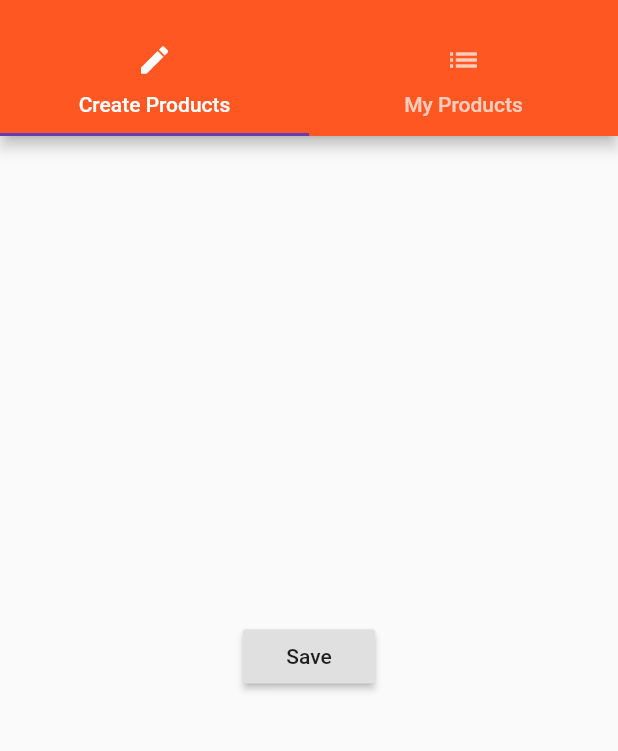
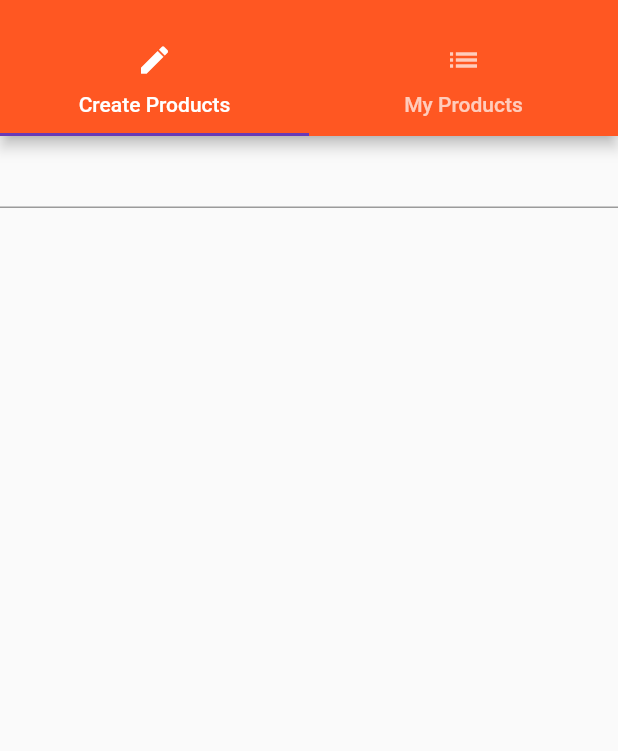
Before and after one commit to vichanse/flutter_course, a Flutter app: the ProductsAdminPage screen opened by its route, on a phone screen of 412 x 824 dp, the part 59-810 px from its top. Run offline on Flutter 3.47's test engine with Material 2 defaults, Android fonts, the phone set to English and light mode, and no system bars.

Commit message:
Saving user input

```diff
--- a/lib/pages/product_create.dart
+++ b/lib/pages/product_create.dart
@@ -1,21 +1,26 @@
 import 'package:flutter/material.dart';
 
-class ProductCreatePage extends StatelessWidget {
+class ProductCreatePage extends StatefulWidget {
+  @override
+  State<StatefulWidget> createState() {
+    return _ProductCreatePageState();
+  }
+}
+
+class _ProductCreatePageState extends State<ProductCreatePage> {
+  String titelValue = '';
+
   @override
   Widget build(BuildContext context) {
-    return Center(
-      child: RaisedButton(
-        child: Text('Save'),
-        onPressed: () {
-          showModalBottomSheet(
-              context: context,
-              builder: (BuildContext context) {
-                return Center(
-                  child: Text('This is a modal!'),
-                );
-              });
+    return Column(children: <Widget>[
+      TextField(
+        onChanged: (String value) {
+          setState(() {
+            titelValue = value;
+          });
         },
       ),
-    );
+      Text(titelValue)
+    ]);
   }
 }
```
